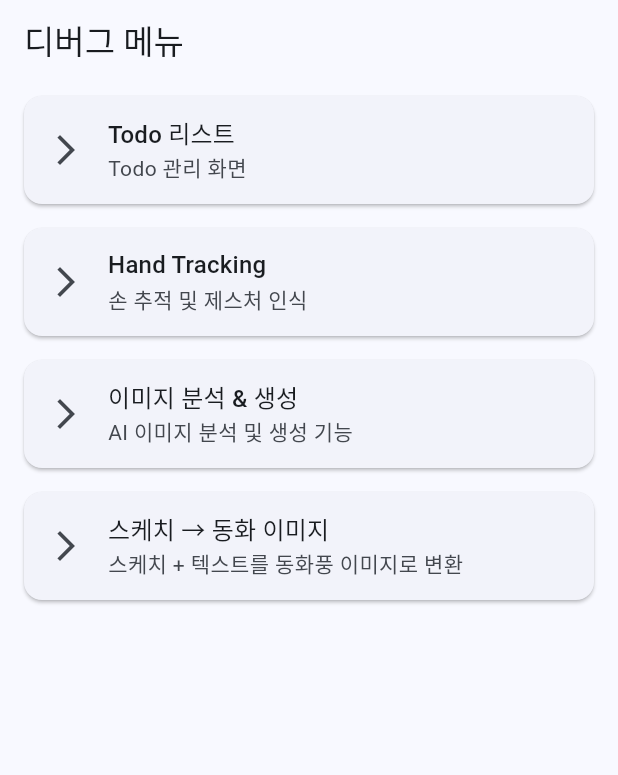
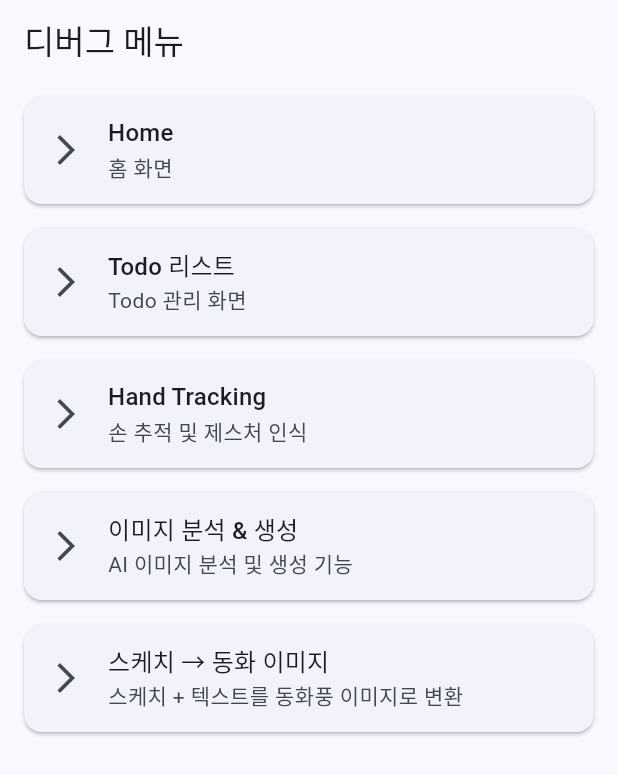
Before and after one commit to Hand-Tomi/tokyo_flutter_hackathon_2025, a Flutter app: the screen it shows after launch, on a phone screen of 412 x 824 dp. Shown: the top 775 px of the screen. Run offline on Flutter 3.47's test engine with Material 3 defaults, Android fonts, the phone set to English and light mode, and no system bars; our stand-ins replace camera, flutter_dotenv, flutter_riverpod, freezed_annotation, go_router, google_generative_ai and 3 more; missing offline and left inert: hand_landmarker; generated files the repository leaves out were written again.

Commit message:
홈화면 실장

```diff
--- a/apps/mobile/lib/main.dart
+++ b/apps/mobile/lib/main.dart
@@ -1,6 +1,6 @@
 import 'package:flutter/material.dart';
+import 'package:flutter_dotenv/flutter_dotenv.dart';
 import 'package:flutter_riverpod/flutter_riverpod.dart';
-import 'package:flutter_dotenv/flutter_dotenv.dart';
 
 import 'router/app_router.dart';
 
--- a/apps/mobile/lib/router/app_router.dart
+++ b/apps/mobile/lib/router/app_router.dart
@@ -1,6 +1,7 @@
 import 'package:go_router/go_router.dart';
 import 'package:presentation/debug/debug_list_page.dart';
 import 'package:presentation/hand_tracking/hand_tracking_page.dart';
+import 'package:presentation/home/home_page.dart';
 import 'package:presentation/todo/todo_list_page.dart';
 
 /// アプリ全体のルーター設定
@@ -11,6 +12,11 @@ final appRouter = GoRouter(
       path: '/',
       name: 'debug',
       builder: (context, state) => const DebugListPage(),
+    ),
+    GoRoute(
+      path: '/home',
+      name: 'home',
+      builder: (context, state) => const HomePage(),
     ),
     GoRoute(
       path: '/todo',
--- a/packages/design_system/lib/debug/debug_list_ui_state.dart
+++ b/packages/design_system/lib/debug/debug_list_ui_state.dart
@@ -19,6 +19,7 @@ class DebugListPageUiState with _$DebugListPageUiState {
 @freezed
 class DebugListPageAction with _$DebugListPageAction {
   factory DebugListPageAction.none() = _None;
+  factory DebugListPageAction.navigateToHome() = _NavigateToHome;
   factory DebugListPageAction.navigateToTodoList() = _NavigateToTodoList;
   factory DebugListPageAction.navigateToHandTracking() = _NavigateToHandTracking;
   factory DebugListPageAction.navigateToImageAnalysis() =
--- a/packages/design_system/lib/design_system.dart
+++ b/packages/design_system/lib/design_system.dart
@@ -1,6 +1,10 @@
 // Design System 公開API
 //
 // 外部パッケージから使用する際はこのファイルからインポート
+
+// Home
+export 'home/home_page_ui_state.dart';
+export 'home/home_page_template.dart';
 
 // Todo
 export 'todo/todo_card.dart';
--- a/packages/presentation/lib/debug/debug_list_page.dart
+++ b/packages/presentation/lib/debug/debug_list_page.dart
@@ -24,6 +24,9 @@ class DebugListPage extends ConsumerWidget {
 
         next.when(
           none: () {},
+          navigateToHome: () {
+            context.push('/home');
+          },
           navigateToTodoList: () {
             context.push('/todo');
           },
--- a/packages/presentation/lib/debug/debug_list_page_view_model.dart
+++ b/packages/presentation/lib/debug/debug_list_page_view_model.dart
@@ -14,6 +14,11 @@ class DebugListPageViewModel extends _$DebugListPageViewModel {
   PageState<DebugListPageUiState, DebugListPageAction> build() {
     // 디버그 메뉴 항목 초기화
     final menuItems = [
+      const DebugMenuItemUi(
+        id: 'home',
+        title: 'Home',
+        description: '홈 화면',
+      ),
       const DebugMenuItemUi(
         id: 'todo_list',
         title: 'Todo 리스트',
@@ -53,6 +58,9 @@ class DebugListPageViewModel extends _$DebugListPageViewModel {
   /// 메뉴 항목 탭 시
   void onMenuItemTap(String id) {
     switch (id) {
+      case 'home':
+        state = state.copyWith(action: DebugListPageAction.navigateToHome());
+        break;
       case 'todo_list':
         state = state.copyWith(action: DebugListPageAction.navigateToTodoList());
         break;
```
Also changed, not shown: packages/design_system/lib/home/home_page_template.dart (added, +18 -0 lines), packages/design_system/lib/home/home_page_ui_state.dart (added, +15 -0 lines), packages/presentation/lib/home/home_page.dart (added, +35 -0 lines), packages/presentation/lib/home/home_page_view_model.dart (added, +22 -0 lines).
